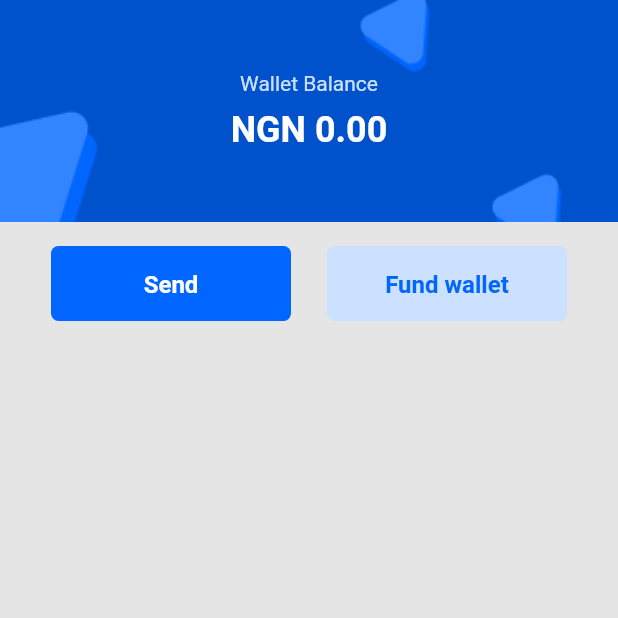
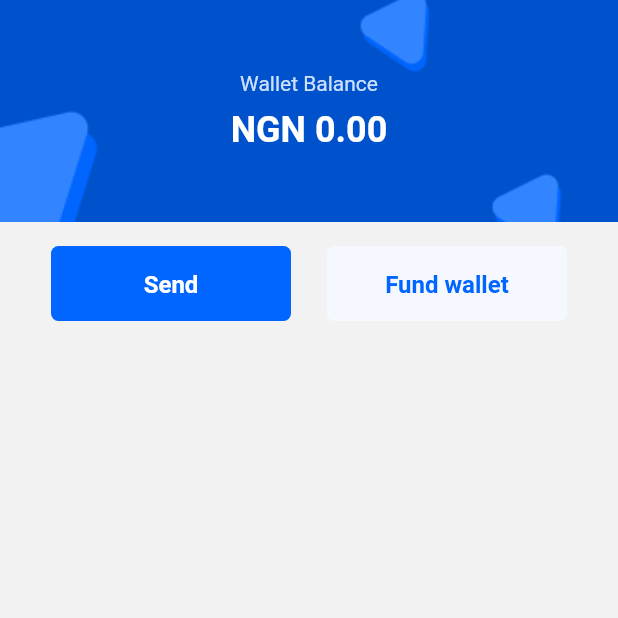
Before and after one commit to Allename/Sylar, a Flutter app: the HomeScreen screen opened directly, on a phone screen of 412 x 824 dp, the top half of it. Run offline on Flutter 3.47's test engine with Material 2 defaults, Android fonts, the phone set to English and light mode, and no system bars.

Commit message:
feat: made changes to constants and transactbutton

```diff
--- a/lib/screens/homescreen/widgets/transact_button.dart
+++ b/lib/screens/homescreen/widgets/transact_button.dart
@@ -42,7 +42,7 @@ class TransactButton extends StatelessWidget {
               child: TextButton(
                 style: TextButton.styleFrom(
                   padding: const EdgeInsets.symmetric(vertical: 16.0, horizontal: 38.0),
-                  backgroundColor: kSecondary,
+                  backgroundColor: kFund,
                   shape: const RoundedRectangleBorder(
                     borderRadius: BorderRadius.all(Radius.circular(5)),
                   ),
--- a/lib/utils/constants.dart
+++ b/lib/utils/constants.dart
@@ -2,5 +2,5 @@ import 'package:flutter/material.dart';
 
 const kPrimary = Color(0xFF0066FF);
 const kSecondary = Color(0xFFCCE0FF);
-const kGray = Color(0xFFE5E5E5);
+const kGray = Color(0xFFF2F2F2);
 const kFund = Color(0xFFF5F9FF);
```
